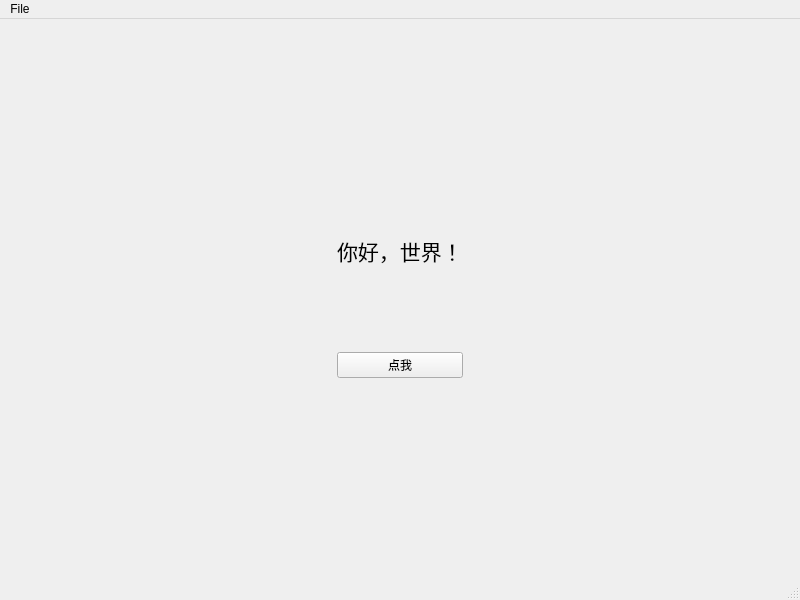
The window that PhantomEditor/phantomeditor.ui (jadulose/Phantom3) describes before a commit, drawn with Qt 5.
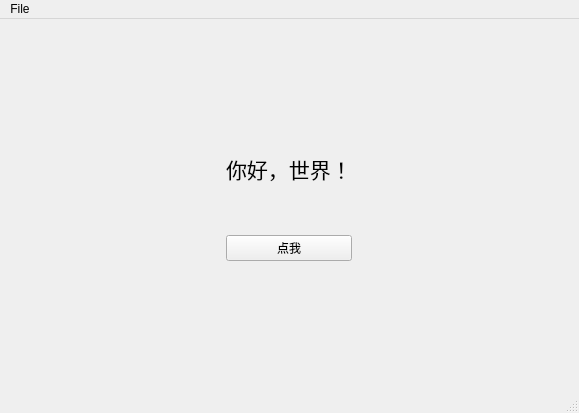
The same window after the commit.

```diff
--- a/PhantomEditor/phantomeditor.ui
+++ b/PhantomEditor/phantomeditor.ui
@@ -6,8 +6,8 @@
    <rect>
     <x>0</x>
     <y>0</y>
-    <width>800</width>
-    <height>600</height>
+    <width>579</width>
+    <height>413</height>
    </rect>
   </property>
   <property name="windowTitle">
@@ -110,8 +110,8 @@
     <rect>
      <x>0</x>
      <y>0</y>
-     <width>800</width>
-     <height>27</height>
+     <width>579</width>
+     <height>22</height>
     </rect>
    </property>
    <widget class="QMenu" name="menu">
```
Left out of the diff: 19 changed lines with no effect on the pictures.
